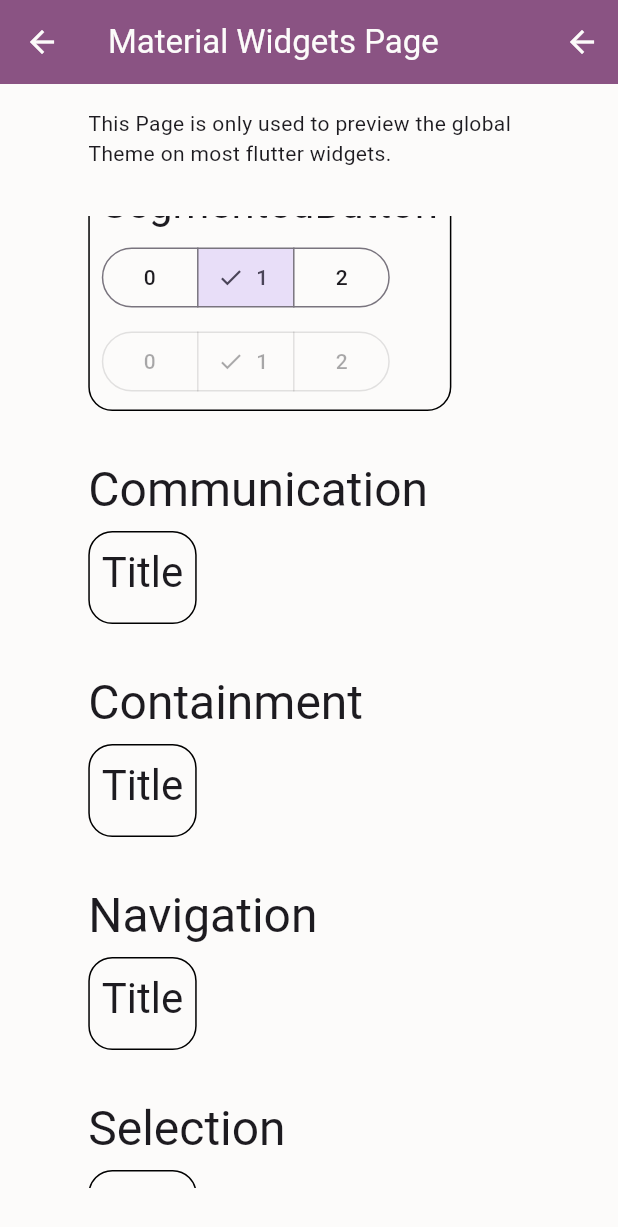
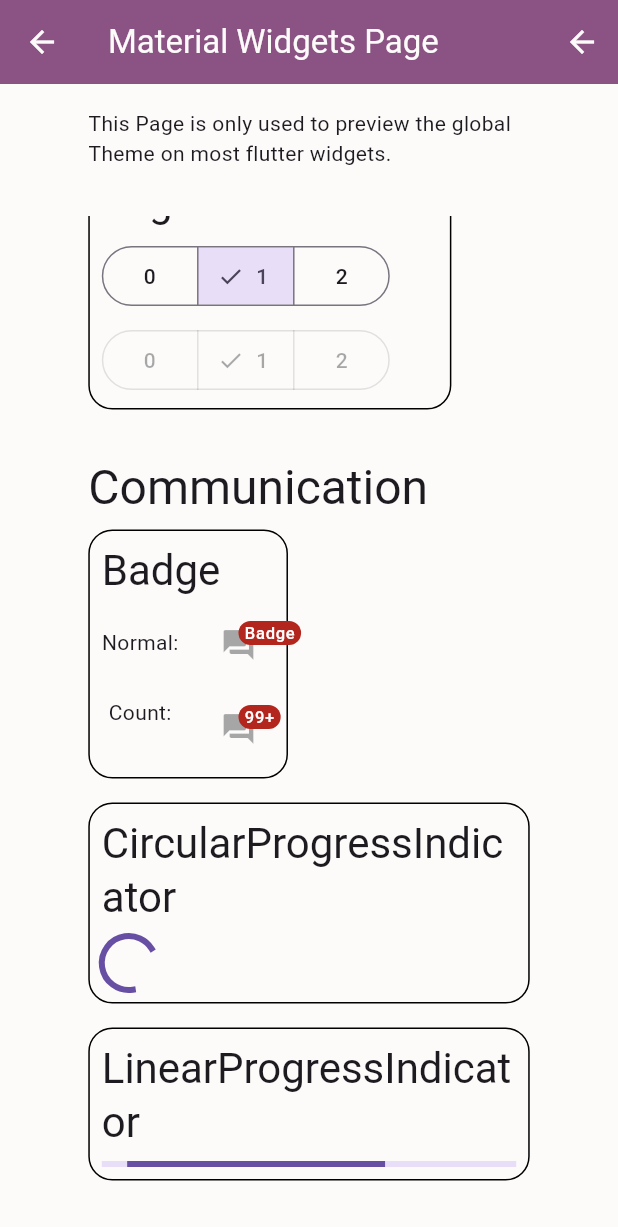
Before and after one commit to Combifightet/CombiToys, a Flutter app: the WidgetsPage screen opened directly, scrolled down 1728 dp, on a phone screen of 412 x 824 dp. Shown: the top 1227 px of the screen. Run offline on Flutter 3.47's test engine with Material 3 defaults, Android fonts, the phone set to English and light mode, and no system bars.

Commit message:
chore: complete "Communication" selction

```diff
--- a/lib/app/widgets_page.dart
+++ b/lib/app/widgets_page.dart
@@ -295,11 +295,7 @@ class _WidgetsPageState extends State<WidgetsPage> {
                             ),
                             ShowcaseItem(
                               heading: 'RefreshIndicator',
-                              child: SizedBox(
-                                width: 50,
-                                height: 50,
-                                child: RefreshProgressIndicator()
-                              ),
+                              child: RefreshProgressIndicator(),
                             ),
                             ShowcaseItem(
                               heading: 'SegmentedButton',
@@ -362,7 +358,7 @@ class _WidgetsPageState extends State<WidgetsPage> {
                           runSpacing: 16,
                           children: [
                             ShowcaseItem(
-                              heading: 'Title',
+                              heading: 'Badge',
                               child: Row(
                                 mainAxisSize: MainAxisSize.min,
                                 crossAxisAlignment: CrossAxisAlignment.start,
@@ -370,24 +366,76 @@ class _WidgetsPageState extends State<WidgetsPage> {
                                   Column(
                                     mainAxisSize: MainAxisSize.min,
                                     children: [
-
+                                      SizedBox(height: 12),
+                                      Text('Normal:'),
+                                      SizedBox(height: 27),
+                                      Text('Count:'),
                                     ]
                                   ),
                                   SizedBox(width: 16),
                                   Column(
                                     mainAxisSize: MainAxisSize.min,
                                     children: [
-
+                                      IconButton(
+                                        onPressed: null,
+                                        icon: Badge(
+                                          label: Text('Badge'),
+                                          child: const Icon(Icons.question_answer)
+                                        ),
+                                      ),
+                                      SizedBox(height: 8),
+                                      IconButton(
+                                        onPressed: null,
+                                        icon: Badge.count(
+                                          count: 100,
+                                          maxCount: 99,
+                                          child: const Icon(Icons.question_answer)
+                                        ),
+                                      )
                                     ]
                                   )
                                 ],
                               ),
                             ),
-                            // - Badge
-                            // - CircularProgressIndicator
-                            // - LinearProgressIndicator
-                            // - SnackBar
-                            // - Tooltip
+                            ShowcaseItem(
+                              heading: 'CircularProgressIndicator',
+                              child:  CircularProgressIndicator()
+                            ),
+                            ShowcaseItem(
+                              heading: 'LinearProgressIndicator',
+                              child: SizedBox(
+                                width: 300,
+                                child: LinearProgressIndicator()
+                              ),
+                            ),
+                            ShowcaseItem(
+                              heading: 'SnackBar',
+                              child: ElevatedButton(
+                                onPressed: () {
+                                  final snackBar = SnackBar(
+                                    content: const Text('A SnackBar.'),
+                                    action: SnackBarAction(
+                                      label: 'close',
+                                      onPressed: () {
+                                        // Some code to undo the change.
+                                      },
+                                    ),
+                                  );
+                                  ScaffoldMessenger.of(context).showSnackBar(snackBar);
+                                },
+                                child: Text('show SnackBar')
+                              ),
+                            ),
+                            ShowcaseItem(
+                              heading: 'Tooltip',
+                              child: Tooltip(
+                                message: 'Tooltip',
+                                child: IconButton(
+                                  onPressed: null,
+                                  icon: const Icon(Icons.help)
+                                ),
+                              ),
+                            ),
                           ],
                         ),
                         SizedBox(height: 32,),
```
